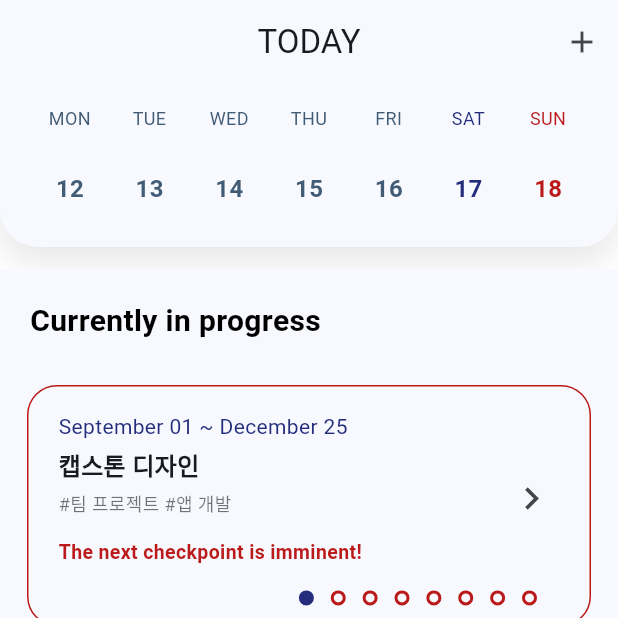
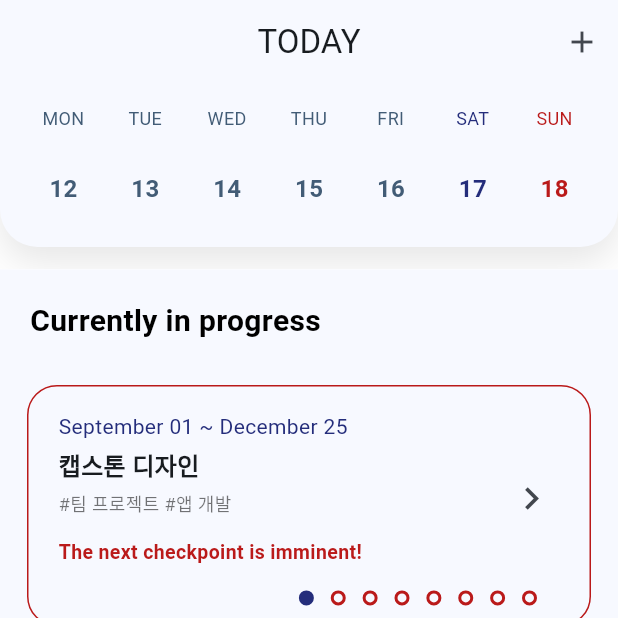
Before and after one commit to UNTIL-CAU/UNTIL-Flutter, a Flutter app: the screen it shows after launch, on a phone screen of 412 x 824 dp, the top half of it. Run offline on Flutter 3.47's test engine with Material 2 defaults, Android fonts, the phone set to English and light mode, and no system bars; our stand-ins replace cloud_firestore, dynamic_color, firebase_auth, firebase_core, modal_progress_hud_nsn; accounts and stored records are empty; Roboto replaces fonts that are missing (NanumSquareNeo).

Commit message:
fix(calendar): 캘린더 패딩 수정

```diff
--- a/packages/flutter_calendar_week/lib/src/calendar_week.dart
+++ b/packages/flutter_calendar_week/lib/src/calendar_week.dart
@@ -381,7 +381,7 @@ class _CalendarWeekState extends State<CalendarWeek> {
         ],
       ),
       child: Padding(
-        padding: EdgeInsets.fromLTRB(20, 10, 20, 0),
+        padding: EdgeInsets.fromLTRB(15, 10, 15, 0),
         child: Column(
           mainAxisAlignment: MainAxisAlignment.start,
           children: <Widget>[
```
